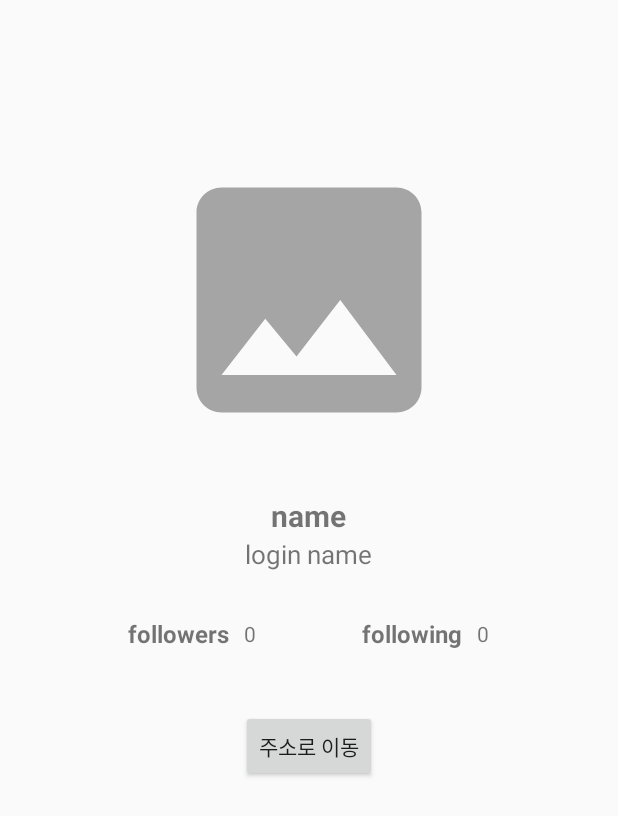
After one commit to ImGaram/AppDevelopProject, an Android app: the layout activity_user_info.xml on its own in the app's theme, with its tools: preview values and no code run, on a phone screen of 412 x 824 dp. The commit adds this screen. Shown: the top 816 px of the screen. Run offline under Robolectric (Android 15) with nearby library versions, the phone set to English and light mode, and no system bars; network calls fail.

Commit message:
android rxjava, retrofit 연습 2: 기능 구현

```diff
--- a/app/build.gradle
+++ b/app/build.gradle
@@ -66,6 +66,9 @@ dependencies {
     implementation "com.google.dagger:hilt-android:2.40.5"
     kapt "com.google.dagger:hilt-android-compiler:2.40.5"
 
+    // circleImage
+    implementation 'de.hdodenhof:circleimageview:3.1.0'
+
     implementation 'androidx.fragment:fragment-ktx:1.4.1'
     implementation 'androidx.core:core-ktx:1.7.0'
     implementation 'androidx.appcompat:appcompat:1.4.1'
--- a/app/src/main/AndroidManifest.xml
+++ b/app/src/main/AndroidManifest.xml
@@ -13,8 +13,11 @@
         android:supportsRtl="true"
         android:theme="@style/Theme.AppDevelopProject">
         <activity
+            android:name=".rxjavaretrofitapp.UserInfoActivity"
+            android:exported="false" />
+        <activity
             android:name=".RxjavaRetrofitActivity"
-            android:exported="true" >
+            android:exported="true">
             <intent-filter>
                 <action android:name="android.intent.action.MAIN" />
 
--- /dev/null
+++ b/app/src/main/res/layout/activity_user_info.xml
@@ -0,0 +1,99 @@
+<?xml version="1.0" encoding="utf-8"?>
+<LinearLayout
+    xmlns:android="http://schemas.android.com/apk/res/android"
+    xmlns:app="http://schemas.android.com/apk/res-auto"
+    xmlns:tools="http://schemas.android.com/tools"
+    android:layout_width="match_parent"
+    android:layout_height="match_parent"
+    android:orientation="vertical"
+    tools:context=".rxjavaretrofitapp.UserInfoActivity">
+
+    <de.hdodenhof.circleimageview.CircleImageView
+        android:id="@+id/user_info_image"
+        android:layout_width="200dp"
+        android:layout_height="200dp"
+        android:layout_marginTop="100dp"
+        android:layout_gravity="center"
+        android:layout_marginBottom="30dp"
+        android:src="@drawable/ic_baseline_insert_photo_24" />
+
+    <TextView
+        android:id="@+id/user_info_username"
+        android:layout_width="wrap_content"
+        android:layout_height="wrap_content"
+        android:layout_gravity="center"
+        android:textSize="20sp"
+        android:textStyle="bold"
+        android:text="name"/>
+
+    <TextView
+        android:id="@+id/user_info_login"
+        android:layout_width="wrap_content"
+        android:layout_height="wrap_content"
+        android:layout_gravity="center"
+        android:text="login name"
+        android:textSize="17dp" />
+
+    <LinearLayout
+        android:layout_width="match_parent"
+        android:layout_height="wrap_content"
+        android:layout_marginTop="30dp"
+        android:layout_marginStart="50dp"
+        android:layout_marginEnd="50dp"
+        android:orientation="horizontal">
+
+        <LinearLayout
+            android:layout_width="wrap_content"
+            android:layout_height="wrap_content"
+            android:layout_weight="1"
+            android:gravity="center"
+            android:orientation="horizontal">
+
+            <TextView
+                android:layout_width="wrap_content"
+                android:layout_height="wrap_content"
+                android:text="followers"
+                android:textStyle="bold"
+                android:textSize="16dp" />
+
+            <TextView
+                android:id="@+id/user_info_followers"
+                android:layout_width="wrap_content"
+                android:layout_height="wrap_content"
+                android:text="0"
+                android:layout_marginStart="10dp"/>
+        </LinearLayout>
+
+        <LinearLayout
+            android:layout_width="wrap_content"
+            android:layout_height="wrap_content"
+            android:layout_weight="1"
+            android:gravity="center"
+            android:orientation="horizontal">
+
+            <TextView
+                android:layout_width="wrap_content"
+                android:layout_height="wrap_content"
+                android:text="following"
+                android:textStyle="bold"
+                android:textSize="16dp" />
+
+            <TextView
+                android:id="@+id/user_info_following"
+                android:layout_width="wrap_content"
+                android:layout_height="wrap_content"
+                android:text="0"
+                android:layout_marginStart="10dp"/>
+        </LinearLayout>
+
+    </LinearLayout>
+
+    <androidx.appcompat.widget.AppCompatButton
+        android:id="@+id/move_html_btn"
+        android:layout_width="wrap_content"
+        android:layout_height="wrap_content"
+        android:text="주소로 이동"
+        android:layout_gravity="center"
+        android:layout_marginTop="40dp"/>
+
+</LinearLayout>
```
Also changed, not shown: app/src/main/java/com/example/appdevelopproject/RxjavaRetrofitActivity.kt (+12 -0 lines), app/src/main/java/com/example/appdevelopproject/rxjavaretrofitapp/UserInfoActivity.kt (added, +49 -0 lines).
